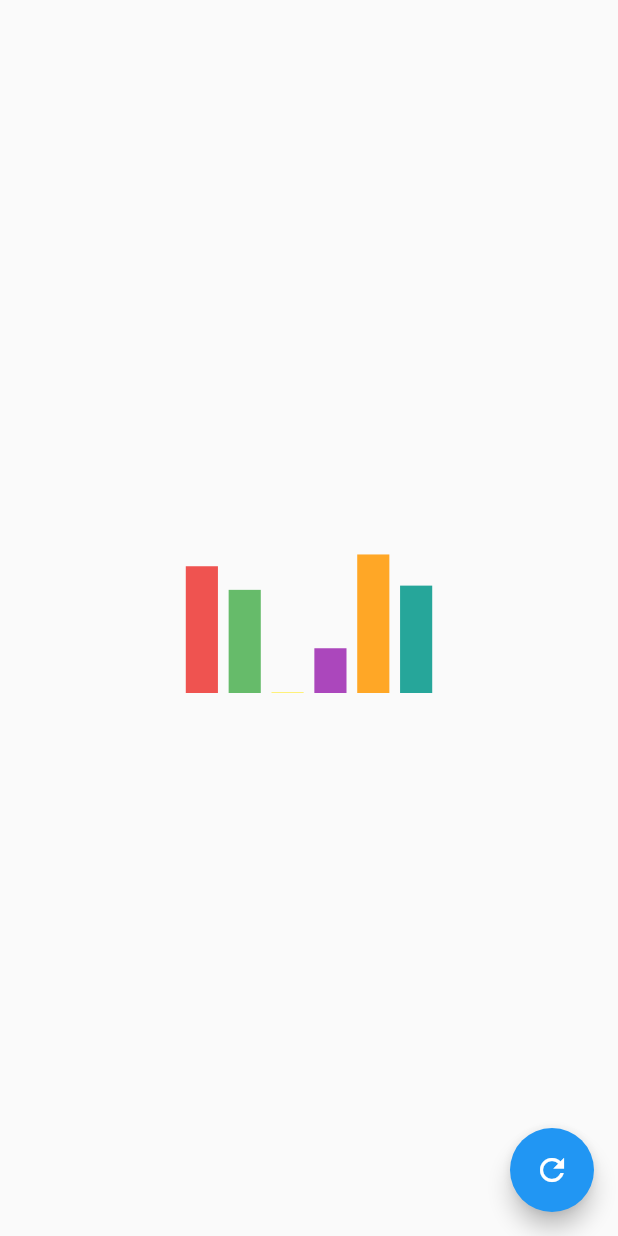
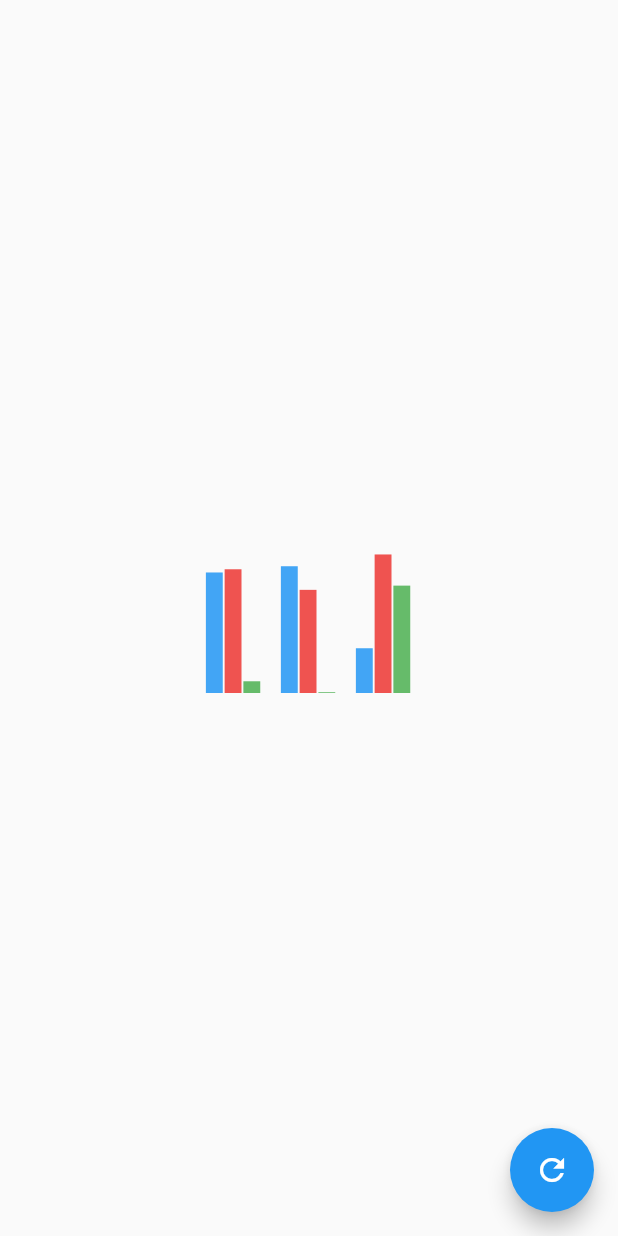
Before and after one commit to mravn/charts, a Flutter app: the screen it shows after launch, on a phone screen of 412 x 824 dp. Run offline on Flutter 3.47's test engine with Material 2 defaults, Android fonts, the phone set to English and light mode, and no system bars.

Commit message:
Grouped bars

```diff
--- a/lib/bar.dart
+++ b/lib/bar.dart
@@ -8,36 +8,51 @@ import 'color_palette.dart';
 import 'tween.dart';
 
 class BarChart {
-  BarChart(this.bars);
+  BarChart(this.groups);
 
   factory BarChart.empty(Size size) {
-    return BarChart(<Bar>[]);
+    return BarChart(<BarGroup>[]);
   }
 
   factory BarChart.random(Size size, Random random) {
-    const barWidthFraction = 0.75;
-    final ranks = selectRanks(random, ColorPalette.primary.length);
-    final barCount = ranks.length;
-    final barDistance = size.width / (1 + barCount);
+    const groupWidthFraction = 0.75;
+    const barWidthFraction = 0.9;
+    final groupRanks = _selectRanks(random, 5);
+    final groupCount = groupRanks.length;
+    final groupDistance = size.width / (1 + groupCount);
+    final groupWidth = groupDistance * groupWidthFraction;
+    final startX = groupDistance - groupWidth / 2;
+    final barRanks = _selectRanks(random, ColorPalette.primary.length ~/ 2);
+    final barCount = barRanks.length;
+    final barDistance = groupWidth / barCount;
     final barWidth = barDistance * barWidthFraction;
-    final startX = barDistance - barWidth / 2;
+    final groups = List.generate(
+      groupCount,
+      (i) {
         final bars = List.generate(
           barCount,
-        (i) => Bar(
-              ranks[i],
-              startX + i * barDistance,
+          (j) => Bar(
+                barRanks[j],
+                startX + i * groupDistance + j * barDistance,
                 barWidth,
                 random.nextDouble() * size.height,
-              ColorPalette.primary[ranks[i]],
-            ));
-    return BarChart(bars);
+                ColorPalette.primary[barRanks[j]],
+              ),
+        );
+        return BarGroup(
+          groupRanks[i],
+          bars,
+        );
+      },
+    );
+    return BarChart(groups);
   }
 
-  static List<int> selectRanks(Random random, int cap) {
+  static List<int> _selectRanks(Random random, int cap) {
     final ranks = <int>[];
     var rank = 0;
     while (true) {
-      if (random.nextDouble() < 0.2) rank++;
+      rank += random.nextInt(2);
       if (cap <= rank) break;
       ranks.add(rank);
       rank++;
@@ -45,21 +60,50 @@ class BarChart {
     return ranks;
   }
 
-  final List<Bar> bars;
+  final List<BarGroup> groups;
 }
 
 class BarChartTween extends Tween<BarChart> {
+  BarChartTween(BarChart begin, BarChart end)
+      : _groupsTween = MergeTween<BarGroup>(begin.groups, end.groups),
+        super(begin: begin, end: end);
+
+  final MergeTween<BarGroup> _groupsTween;
+
+  @override
+  BarChart lerp(double t) => BarChart(_groupsTween.lerp(t));
+}
+
+class BarGroup implements MergeTweenable<BarGroup> {
+  BarGroup(this.rank, this.bars);
+
+  final int rank;
+  final List<Bar> bars;
+
+  @override
+  BarGroup get empty => BarGroup(rank, <Bar>[]);
+
+  @override
+  bool operator <(BarGroup other) => rank < other.rank;
+
+  @override
+  Tween<BarGroup> tweenTo(BarGroup other) => BarGroupTween(this, other);
+}
+
+class BarGroupTween extends Tween<BarGroup> {
+  BarGroupTween(BarGroup begin, BarGroup end)
+      : _barsTween = MergeTween<Bar>(begin.bars, end.bars),
+        super(begin: begin, end: end) {
+    assert(begin.rank == end.rank);
+  }
+
   final MergeTween<Bar> _barsTween;
 
-  BarChartTween(BarChart begin, BarChart end)
-      : _barsTween = MergeTween<Bar>(begin.bars, end.bars),
-        super(begin: begin, end: end);
-
   @override
-  BarChart lerp(double t) => BarChart(_barsTween.lerp(t));
+  BarGroup lerp(double t) => BarGroup(begin.rank, _barsTween.lerp(t));
 }
 
-class Bar implements MergeTweenable<Bar> {
+class Bar extends MergeTweenable<Bar> {
   Bar(this.rank, this.x, this.width, this.height, this.color);
 
   final int rank;
@@ -109,7 +153,8 @@ class BarChartPainter extends CustomPainter {
   void paint(Canvas canvas, Size size) {
     final paint = Paint()..style = PaintingStyle.fill;
     final chart = animation.value;
-    for (final bar in chart.bars) {
+    for (final group in chart.groups) {
+      for (final bar in group.bars) {
         paint.color = bar.color;
         canvas.drawRect(
           Rect.fromLTWH(
@@ -122,6 +167,7 @@ class BarChartPainter extends CustomPainter {
         );
       }
     }
+  }
 
   @override
   bool shouldRepaint(BarChartPainter old) => false;
```
Lines whose indentation alone changed are shown as unchanged.
